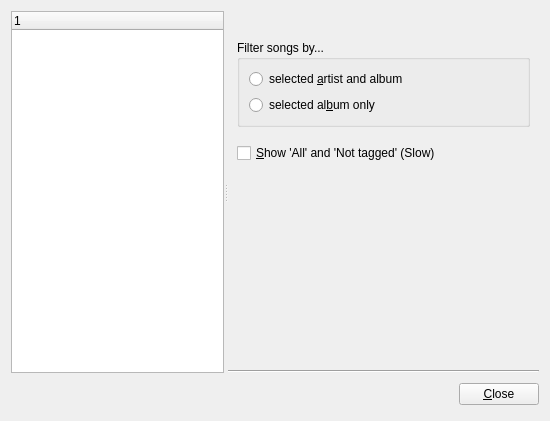
Above: ui/preferencesdialog.ui from Voker57/qmpdclient before the change. Below: the same form after it.
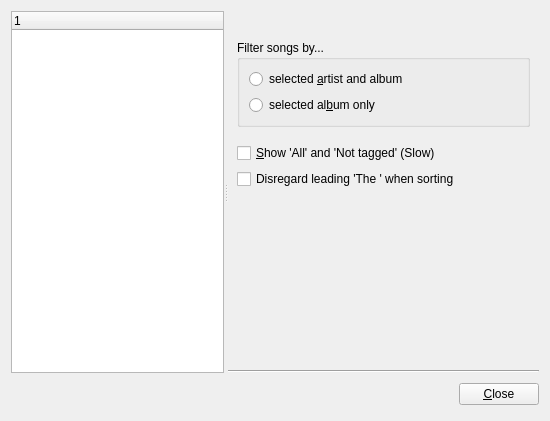
That is the form after the change. The open tabs and pages were chosen to show the change.

Commit message: Added option to disable ignoring leading 'The '

What changed in the file:
```diff
--- a/ui/preferencesdialog.ui
+++ b/ui/preferencesdialog.ui
@@ -626,6 +626,13 @@
              </property>
             </widget>
            </item>
+           <item>
+            <widget class="QCheckBox" name="disregardTheCheck">
+             <property name="text">
+              <string>Disregard leading 'The ' when sorting</string>
+             </property>
+            </widget>
+           </item>
            <item>
             <spacer>
              <property name="orientation">
```
Left out of the diff: 2 changed lines with no effect on the pictures. The commit also changes 4 other files.
